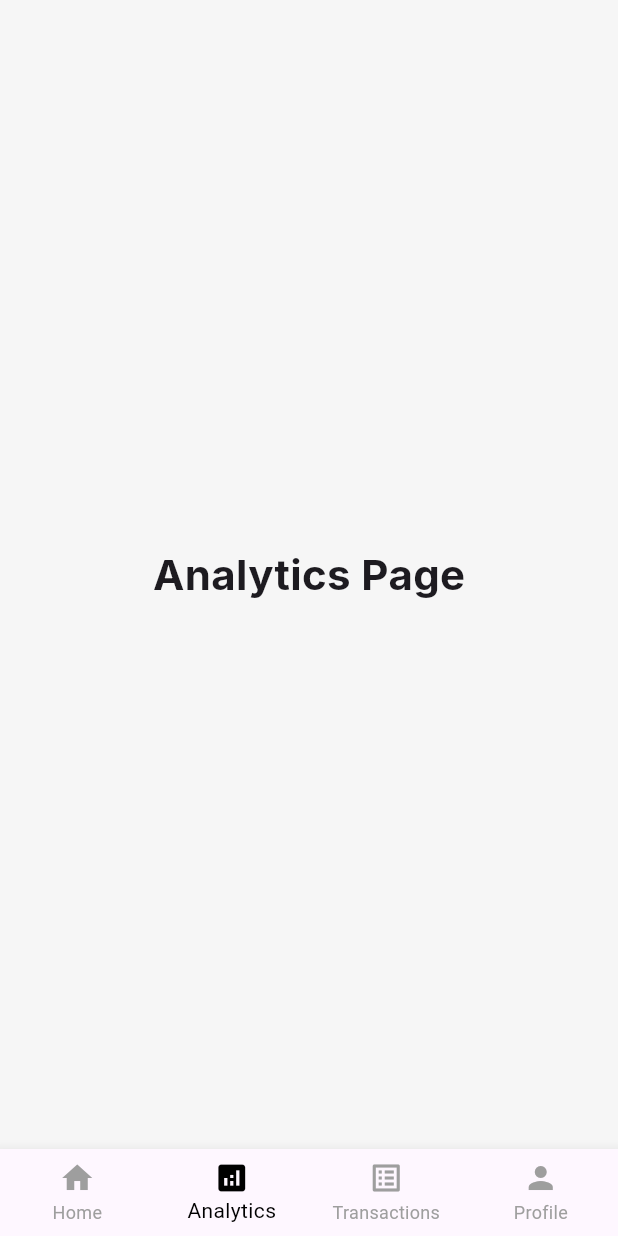
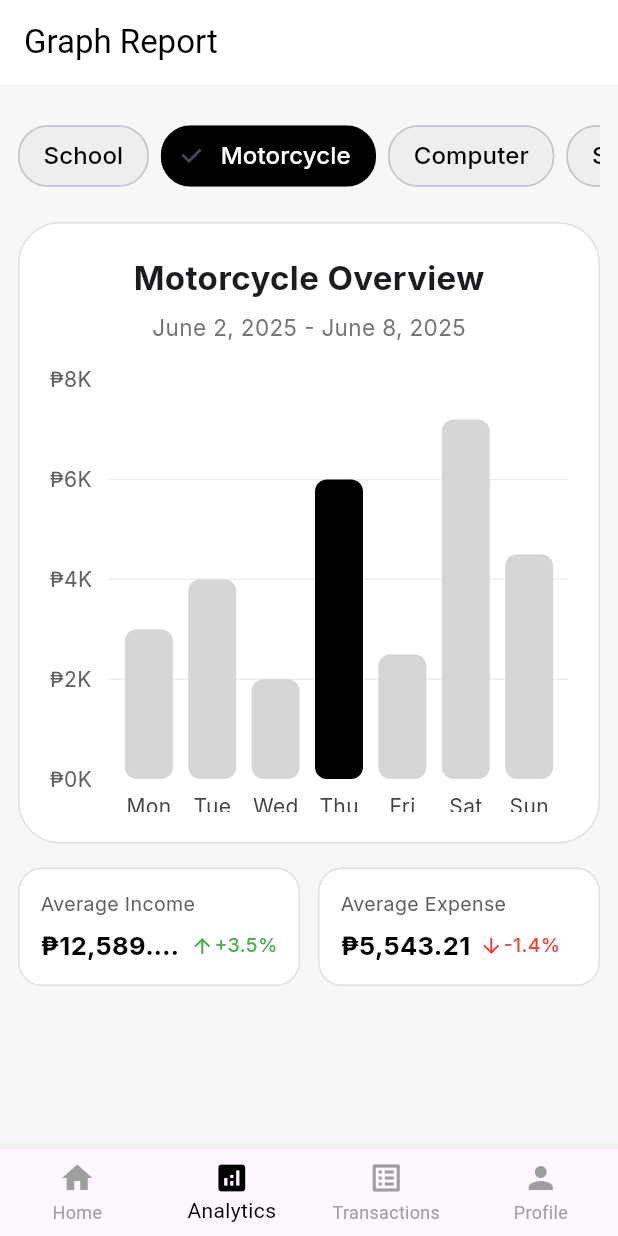
Before and after one commit to pjtoral/Budget-Buddy, a Flutter app: the HomeScreen screen opened directly, item 2 of the bottom bar chosen, on a phone screen of 412 x 824 dp. Run offline on Flutter 3.47's test engine with Material 3 defaults, Android fonts, the phone set to English and light mode, and no system bars; drawn by our look-alikes of fl_chart; our stand-ins replace google_fonts.

Commit message:
changed home_screen.dart to BottomNavBar.dart

```diff
--- a/lib/common/string_helpers.dart
+++ b/lib/common/string_helpers.dart
@@ -1,4 +1,3 @@
-import 'package:budgetbuddy_project/common/app_strings.dart';
 import 'package:intl/intl.dart';
 
 String formatMoney(num amount) {
--- a/lib/main.dart
+++ b/lib/main.dart
@@ -1,3 +1,4 @@
+import 'package:budgetbuddy_project/screens/home_page/home_page.dart';
 import 'package:flutter/material.dart';
 import 'screens/login.dart';
 
--- a/lib/screens/home_screen.dart
+++ b/lib/screens/BottomNavBar.dart
@@ -1,6 +1,6 @@
 import 'package:flutter/material.dart';
-import 'package:budgetbuddy_project/screens/home_page.dart';
-import 'package:budgetbuddy_project/screens/analytics_page.dart';
+import 'package:budgetbuddy_project/screens/home_page/home_page.dart';
+import 'package:budgetbuddy_project/screens//analytics_page/analytics_page.dart';
 import 'package:budgetbuddy_project/screens/transaction_page.dart';
 import 'package:budgetbuddy_project/screens/profile_page.dart';
 
--- a/lib/screens/analytics_page.dart
+++ /dev/null
@@ -1,18 +0,0 @@
-import 'package:flutter/material.dart';
-import 'package:google_fonts/google_fonts.dart';
-
-class AnalyticsPage extends StatelessWidget {
-  const AnalyticsPage({super.key});
-
-  @override
-  Widget build(BuildContext context) {
-    return SafeArea(
-      child: Center(
-        child: Text(
-          'Analytics Page',
-          style: GoogleFonts.inter(fontSize: 28, fontWeight: FontWeight.bold),
-        ),
-      ),
-    );
-  }
-}
--- /dev/null
+++ b/lib/screens/analytics_page/analytics_page.dart
@@ -0,0 +1,350 @@
+import 'package:flutter/material.dart';
+import 'package:google_fonts/google_fonts.dart';
+import 'package:fl_chart/fl_chart.dart';
+
+class AnalyticsPage extends StatelessWidget {
+  const AnalyticsPage({super.key});
+
+  @override
+  Widget build(BuildContext context) {
+    return const GraphReportScreen();
+  }
+}
+
+class GraphReportScreen extends StatefulWidget {
+  const GraphReportScreen({super.key});
+
+  @override
+  State<GraphReportScreen> createState() => _GraphReportScreenState();
+}
+
+class _GraphReportScreenState extends State<GraphReportScreen> {
+  final List<String> categories = ['School', 'Motorcycle', 'Computer', 'Shabu'];
+  int selectedCategory = 1; // Motorcycle by default
+
+  // Example data for each category
+  final Map<String, List<double>> categoryAmounts = {
+    'School': [2000, 3000, 2500, 4000, 3500, 4200, 3100],
+    'Motorcycle': [3000, 4000, 2000, 6000, 2500, 7200, 4500],
+    'Computer': [1000, 2000, 1500, 3000, 2500, 3200, 2100],
+    'Shabu': [500, 800, 600, 1200, 900, 1500, 1100],
+  };
+
+  final List<String> days = ['Mon', 'Tue', 'Wed', 'Thu', 'Fri', 'Sat', 'Sun'];
+  final List<String> dates = [
+    'June 2, 2025',
+    'June 3, 2025',
+    'June 4, 2025',
+    'June 5, 2025',
+    'June 6, 2025',
+    'June 7, 2025',
+    'June 8, 2025',
+  ];
+
+  int highlightIndex = 3; // Thursday
+
+  @override
+  Widget build(BuildContext context) {
+    String currentCategory = categories[selectedCategory];
+    List<double> amounts = categoryAmounts[currentCategory]!;
+
+    // Responsive width and height
+    double screenWidth = MediaQuery.of(context).size.width;
+    double screenHeight = MediaQuery.of(context).size.height;
+
+    return Scaffold(
+      backgroundColor: const Color(0xFFF7F7F7),
+      appBar: AppBar(
+        backgroundColor: Colors.white,
+        elevation: 0,
+        foregroundColor: Colors.black,
+        title: const Text(
+          'Graph Report',
+          style: TextStyle(color: Colors.black),
+        ),
+        centerTitle: false,
+      ),
+      body: SingleChildScrollView(
+        padding: const EdgeInsets.all(0),
+        child: Column(
+          crossAxisAlignment: CrossAxisAlignment.start,
+          children: [
+            // Category Filter
+            Padding(
+              padding: const EdgeInsets.only(top: 24, left: 12, right: 12, bottom: 12),
+              child: SingleChildScrollView(
+                scrollDirection: Axis.horizontal,
+                child: Row(
+                  children: List.generate(categories.length, (index) {
+                    bool isSelected = selectedCategory == index;
+                    return Padding(
+                      padding: const EdgeInsets.only(right: 8),
+                      child: ChoiceChip(
+                        label: Text(
+                          categories[index],
+                          style: GoogleFonts.inter(
+                            color: isSelected ? Colors.white : Colors.black,
+                            fontWeight: FontWeight.w500,
+                            fontSize: 16,
+                          ),
+                        ),
+                        selected: isSelected,
+                        selectedColor: Colors.black,
+                        backgroundColor: Colors.grey[200],
+                        onSelected: (_) {
+                          setState(() {
+                            selectedCategory = index;
+                          });
+                        },
+                        shape: RoundedRectangleBorder(
+                          borderRadius: BorderRadius.circular(20),
+                        ),
+                      ),
+                    );
+                  }),
+                ),
+              ),
+            ),
+            // Graph Card
+            Container(
+              margin: const EdgeInsets.symmetric(horizontal: 12, vertical: 8),
+              padding: const EdgeInsets.all(20),
+              decoration: BoxDecoration(
+                color: Colors.white,
+                borderRadius: BorderRadius.circular(28),
+                border: Border.all(color: const Color(0xFFE0E0E0)),
+              ),
+              child: Column(
+                children: [
+                  Text(
+                    '${categories[selectedCategory]} Overview',
+                    style: GoogleFonts.inter(
+                      fontWeight: FontWeight.bold,
+                      fontSize: 22,
+                    ),
+                  ),
+                  const SizedBox(height: 8),
+                  Text(
+                    'June 2, 2025 - June 8, 2025',
+                    style: GoogleFonts.inter(
+                      color: Colors.grey[600],
+                      fontSize: 15,
+                    ),
+                  ),
+                  const SizedBox(height: 24),
+                  SizedBox(
+                    height: screenHeight * 0.35, // Make the graph taller
+                    width: double.infinity,
+                    child: BarChart(
+                      BarChartData(
+                        maxY: 8000,
+                        minY: 0,
+                        barTouchData: BarTouchData(
+                          enabled: true,
+                          touchTooltipData: BarTouchTooltipData(
+                            tooltipBgColor: Colors.black,
+                            getTooltipItem: (
+                              group,
+                              groupIndex,
+                              rod,
+                              rodIndex,
+                            ) {
+                              return BarTooltipItem(
+                                '${dates[group.x]}\n₱${rod.toY.toStringAsFixed(2)}',
+                                GoogleFonts.inter(
+                                  color: Colors.white,
+                                  fontWeight: FontWeight.bold,
+                                  fontSize: 15,
+                                ),
+                              );
+                            },
+                          ),
+                        ),
+                        titlesData: FlTitlesData(
+                          leftTitles: AxisTitles(
+                            sideTitles: SideTitles(
+                              showTitles: true,
+                              reservedSize: 40,
+                              getTitlesWidget: (value, meta) {
+                                if (value % 2000 != 0) return Container();
+                                return Text(
+                                  '₱${(value ~/ 1000)}K',
+                                  style: GoogleFonts.inter(
+                                    fontSize: 14,
+                                    color: Colors.grey[700],
+                                  ),
+                                );
+                              },
+                            ),
+                          ),
+                          bottomTitles: AxisTitles(
+                            sideTitles: SideTitles(
+                              showTitles: true,
+                              getTitlesWidget: (value, meta) {
+                                int idx = value.toInt();
+                                if (idx < 0 || idx >= days.length) {
+                                  return Container();
+                                }
+                                return Padding(
+                                  padding: const EdgeInsets.only(top: 8.0),
+                                  child: Text(
+                                    days[idx],
+                                    style: GoogleFonts.inter(
+                                      fontSize: 14,
+                                      color: Colors.grey[800],
+                                    ),
+                                  ),
+                                );
+                              },
+                            ),
+                          ),
+                          rightTitles: AxisTitles(
+                            sideTitles: SideTitles(showTitles: false),
+                          ),
+                          topTitles: AxisTitles(
+                            sideTitles: SideTitles(showTitles: false),
+                          ),
+                        ),
+                        gridData: FlGridData(
+                          show: true,
+                          drawVerticalLine: false,
+                          horizontalInterval: 2000,
+                          getDrawingHorizontalLine: (value) => FlLine(
+                            color: Colors.grey[200],
+                            strokeWidth: 1,
+                          ),
+                        ),
+                        borderData: FlBorderData(show: false),
+                        barGroups: List.generate(amounts.length, (index) {
+                          return BarChartGroupData(
+                            x: index,
+                            barRods: [
+                              BarChartRodData(
+                                toY: amounts[index],
+                                color: index == highlightIndex
+                                    ? Colors.black
+                                    : Colors.grey[350],
+                                width: 32,
+                                borderRadius: BorderRadius.circular(8),
+                              ),
+                            ],
+                          );
+                        }),
+                      ),
+                    ),
+                  ),
+                ],
+              ),
+            ),
+            // Income/Expense Summary
+            Padding(
+              padding: const EdgeInsets.symmetric(horizontal: 12, vertical: 8),
+              child: Row(
+                children: [
+                  Expanded(
+                    child: Container(
+                      padding: const EdgeInsets.all(14),
+                      decoration: BoxDecoration(
+                        color: Colors.white,
+                        borderRadius: BorderRadius.circular(16),
+                        border: Border.all(color: const Color(0xFFE0E0E0)),
+                      ),
+                      child: Column(
+                        crossAxisAlignment: CrossAxisAlignment.start,
+                        children: [
+                          Text(
+                            'Average Income',
+                            style: GoogleFonts.inter(
+                              color: Colors.grey[700],
+                              fontSize: 13,
+                            ),
+                          ),
+                          const SizedBox(height: 6),
+                          Row(
+                            children: [
+                              Flexible(
+                                child: Text(
+                                  '₱12,589.00',
+                                  overflow: TextOverflow.ellipsis,
+                                  style: GoogleFonts.inter(
+                                    color: Colors.black,
+                                    fontWeight: FontWeight.bold,
+                                    fontSize: 17,
+                                  ),
+                                ),
+                              ),
+                              const SizedBox(width: 6),
+                              const Icon(Icons.arrow_upward, color: Colors.green, size: 16),
+                              Text(
+                                '+3.5%',
+                                style: GoogleFonts.inter(
+                                  color: Colors.green,
+                                  fontSize: 13,
+                                  fontWeight: FontWeight.w500,
+                                ),
+                              ),
+                            ],
+                          ),
+                        ],
+                      ),
+                    ),
+                  ),
+                  const SizedBox(width: 12),
+                  Expanded(
+                    child: Container(
+                      padding: const EdgeInsets.all(14),
+                      decoration: BoxDecoration(
+                        color: Colors.white,
+                        borderRadius: BorderRadius.circular(16),
+                        border: Border.all(color: const Color(0xFFE0E0E0)),
+                      ),
+                      child: Column(
+                        crossAxisAlignment: CrossAxisAlignment.start,
+                        children: [
+                          Text(
+                            'Average Expense',
+                            style: GoogleFonts.inter(
+                              color: Colors.grey[700],
+                              fontSize: 13,
+                            ),
+                          ),
+                          const SizedBox(height: 6),
+                          Row(
+                            children: [
+                              Flexible(
+                                child: Text(
+                                  '₱5,543.21',
+                                  overflow: TextOverflow.ellipsis,
+                                  style: GoogleFonts.inter(
+                                    color: Colors.black,
+                                    fontWeight: FontWeight.bold,
+                                    fontSize: 17,
+                                  ),
+                                ),
+                              ),
+                              const SizedBox(width: 6),
+                              const Icon(Icons.arrow_downward, color: Colors.red, size: 16),
+                              Text(
+                                '-1.4%',
+                                style: GoogleFonts.inter(
+                                  color: Colors.red,
+                                  fontSize: 13,
+                                  fontWeight: FontWeight.w500,
+                                ),
+                              ),
+                            ],
+                          ),
+                        ],
+                      ),
+                    ),
+                  ),
+                ],
+              ),
+            ),
+            const SizedBox(height: 32),
+          ],
+        ),
+      ),
+    );
+  }
+}
--- a/lib/screens/home_page.dart
+++ b/lib/screens/home_page/home_page.dart
@@ -7,7 +7,7 @@ import 'package:google_fonts/google_fonts.dart';
 import 'package:fl_chart/fl_chart.dart';
 
 class HomePage extends StatefulWidget {
-  HomePage({super.key});
+  const HomePage({super.key});
 
   @override
   State<HomePage> createState() => _HomePageState();
@@ -449,8 +449,9 @@ class _HomePageState extends State<HomePage> {
                                 showTitles: true,
                                 getTitlesWidget: (value, meta) {
                                   int idx = value.toInt();
-                                  if (idx < 0 || idx >= days.length)
+                                  if (idx < 0 || idx >= days.length) {
                                     return Container();
+                                  }
                                   return Padding(
                                     padding: const EdgeInsets.only(top: 6.0),
                                     child: Text(
--- a/lib/screens/login.dart
+++ b/lib/screens/login.dart
@@ -1,4 +1,4 @@
-import 'package:budgetbuddy_project/screens/home_screen.dart';
+import 'package:budgetbuddy_project/screens/BottomNavBar.dart';
 import 'package:flutter/material.dart';
 import 'package:google_fonts/google_fonts.dart';
 import 'signup.dart';
```
Also changed, not shown: pubspec.lock.
